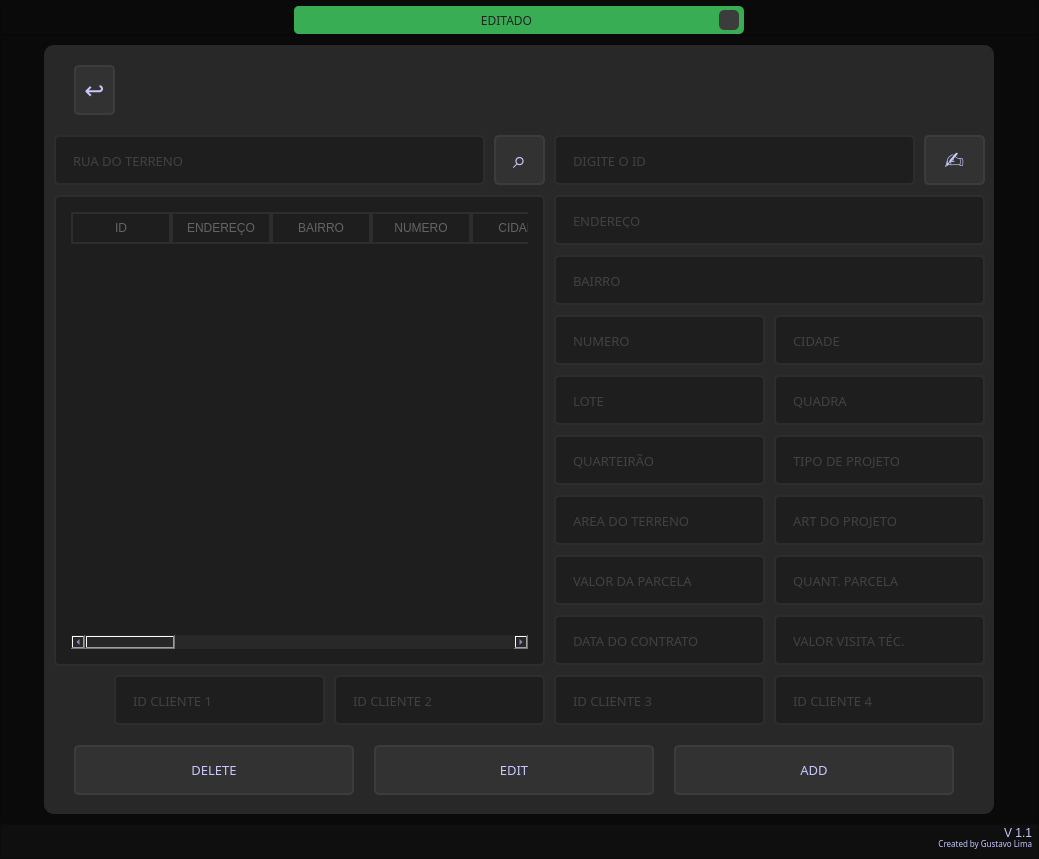
First picture: the form in Qt/edit_obra.ui, repository GLimas99/MakeForms, before the edit.
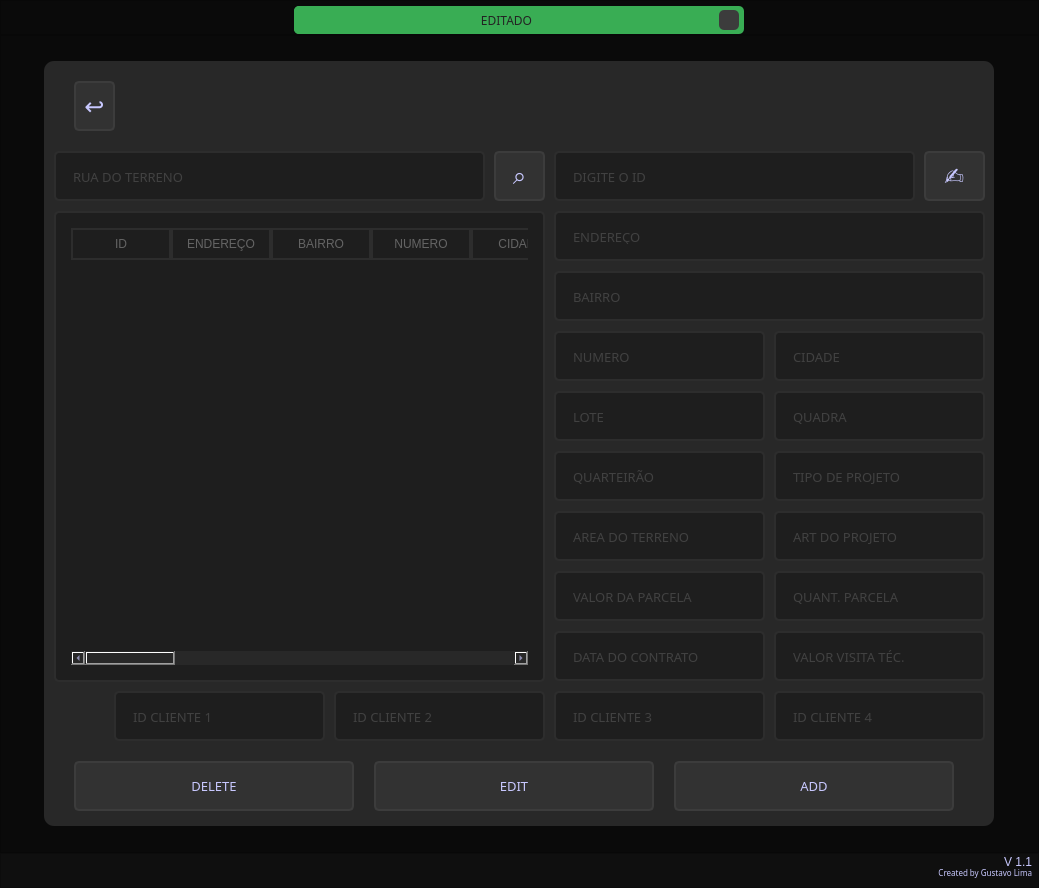
Second picture: the form after the edit. Icons and pictures are not drawn.

Commit message: Edit style n table in docx

The edit to the form file:
```diff
--- a/Qt/edit_obra.ui
+++ b/Qt/edit_obra.ui
@@ -7,7 +7,7 @@
     <x>0</x>
     <y>0</y>
     <width>1039</width>
-    <height>859</height>
+    <height>888</height>
    </rect>
   </property>
   <property name="minimumSize">
@@ -27,7 +27,7 @@
    <property name="minimumSize">
     <size>
      <width>1000</width>
-     <height>800</height>
+     <height>870</height>
     </size>
    </property>
    <property name="font">
@@ -186,13 +186,13 @@
          <property name="minimumSize">
           <size>
            <width>0</width>
-           <height>0</height>
+           <height>765</height>
           </size>
          </property>
          <property name="maximumSize">
           <size>
            <width>950</width>
-           <height>800</height>
+           <height>765</height>
           </size>
          </property>
          <property name="styleSheet">
@@ -208,7 +208,7 @@
          <widget class="QFrame" name="logo">
           <property name="geometry">
            <rect>
-            <x>410</x>
+            <x>360</x>
             <y>0</y>
             <width>211</width>
             <height>90</height>
```
The commit also changes 11 other files.
